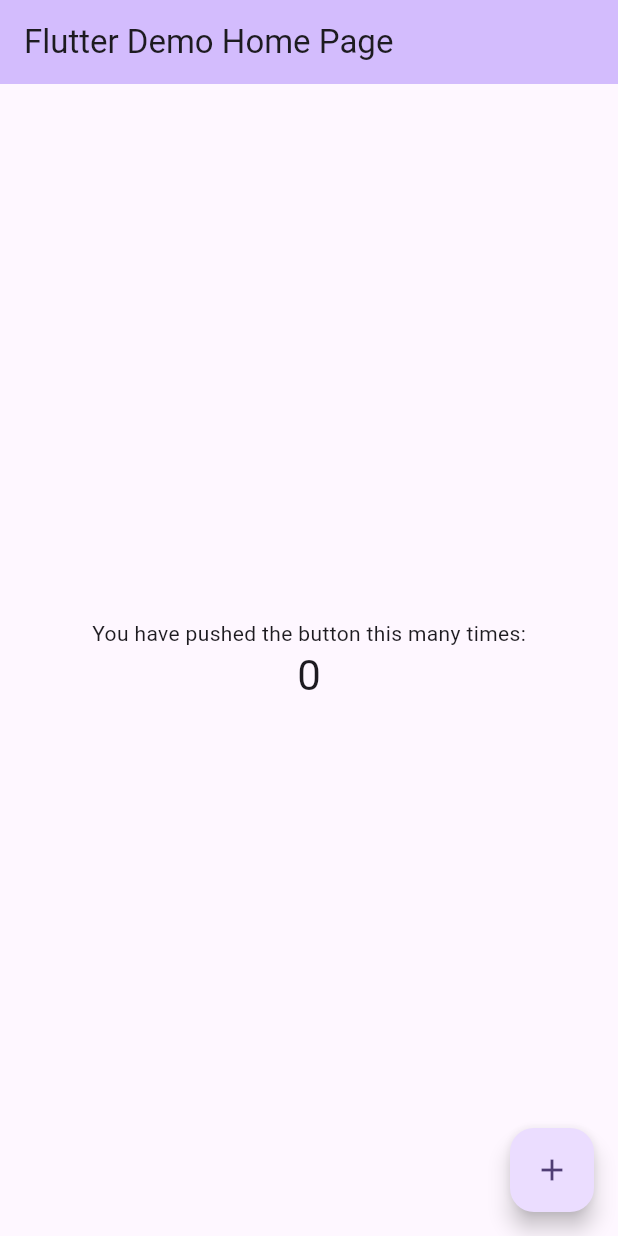
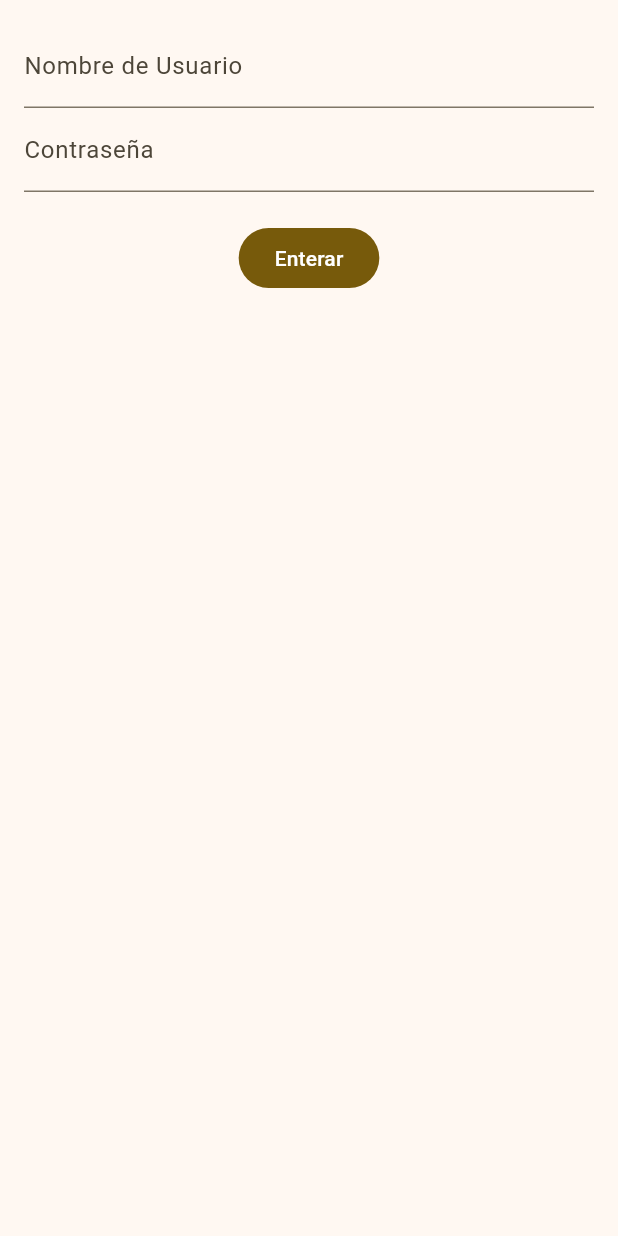
Before and after one commit to chriskwork/fsplugin, a Flutter app: the screen it shows after launch, on a phone screen of 412 x 824 dp. Run offline on Flutter 3.47's test engine with Material 3 defaults, Android fonts, the phone set to English and light mode, and no system bars; accounts and stored records are empty.

Commit message:
waaaaa so difficult

```diff
--- /dev/null
+++ b/lib/entities/trabajo.dart
@@ -0,0 +1,10 @@
+class Trabajo {
+  String descripcion = "";
+  String estado = "";
+  String tiempo = "";
+
+  Trabajo.fromJson(Map datos)
+    : descripcion = datos['descripcion'],
+      estado = datos['estado'],
+      tiempo = datos['horas'];
+}
--- /dev/null
+++ b/lib/entities/usuario.dart
@@ -0,0 +1,8 @@
+class Usuario {
+  String nombre = "";
+  String tiempoRestante = "";
+
+  Usuario.fromJson(Map datos)
+    : nombre = datos['nombre'],
+      tiempoRestante = datos['saldohoras'];
+}
--- a/lib/main.dart
+++ b/lib/main.dart
@@ -1,4 +1,7 @@
 import 'package:flutter/material.dart';
+import 'package:fsplugin/main_screen.dart';
+import 'package:fsplugin/usuario_provider.dart';
+import 'package:provider/provider.dart';
 
 void main() {
   runApp(const MyApp());
@@ -10,112 +13,52 @@ class MyApp extends StatelessWidget {
   // This widget is the root of your application.
   @override
   Widget build(BuildContext context) {
-    return MaterialApp(
-      title: 'Flutter Demo',
-      theme: ThemeData(
-        // This is the theme of your application.
-        //
-        // TRY THIS: Try running your application with "flutter run". You'll see
-        // the application has a purple toolbar. Then, without quitting the app,
-        // try changing the seedColor in the colorScheme below to Colors.green
-        // and then invoke "hot reload" (save your changes or press the "hot
-        // reload" button in a Flutter-supported IDE, or press "r" if you used
-        // the command line to start the app).
-        //
-        // Notice that the counter didn't reset back to zero; the application
-        // state is not lost during the reload. To reset the state, use hot
-        // restart instead.
-        //
-        // This works for code too, not just values: Most code changes can be
-        // tested with just a hot reload.
-        colorScheme: .fromSeed(seedColor: Colors.deepPurple),
+    return MultiProvider(
+      providers: [ChangeNotifierProvider(create: (_) => UsuarioProvider())],
+      child: MaterialApp(
+        debugShowCheckedModeBanner: false,
+        title: 'Flutter Demo',
+        theme: ThemeData(colorScheme: .fromSeed(seedColor: Colors.amber)),
+        home: HomeScreen(),
       ),
-      home: const MyHomePage(title: 'Flutter Demo Home Page'),
     );
   }
 }
 
-class MyHomePage extends StatefulWidget {
-  const MyHomePage({super.key, required this.title});
-
-  // This widget is the home page of your application. It is stateful, meaning
-  // that it has a State object (defined below) that contains fields that affect
-  // how it looks.
-
-  // This class is the configuration for the state. It holds the values (in this
-  // case the title) provided by the parent (in this case the App widget) and
-  // used by the build method of the State. Fields in a Widget subclass are
-  // always marked "final".
-
-  final String title;
-
-  @override
-  State<MyHomePage> createState() => _MyHomePageState();
-}
-
-class _MyHomePageState extends State<MyHomePage> {
-  int _counter = 0;
-
-  void _incrementCounter() {
-    setState(() {
-      // This call to setState tells the Flutter framework that something has
-      // changed in this State, which causes it to rerun the build method below
-      // so that the display can reflect the updated values. If we changed
-      // _counter without calling setState(), then the build method would not be
-      // called again, and so nothing would appear to happen.
-      _counter++;
-    });
-  }
+class HomeScreen extends StatelessWidget {
+  const HomeScreen({super.key});
 
   @override
   Widget build(BuildContext context) {
-    // This method is rerun every time setState is called, for instance as done
-    // by the _incrementCounter method above.
-    //
-    // The Flutter framework has been optimized to make rerunning build methods
-    // fast, so that you can just rebuild anything that needs updating rather
-    // than having to individually change instances of widgets.
     return Scaffold(
-      appBar: AppBar(
-        // TRY THIS: Try changing the color here to a specific color (to
-        // Colors.amber, perhaps?) and trigger a hot reload to see the AppBar
-        // change color while the other colors stay the same.
-        backgroundColor: Theme.of(context).colorScheme.inversePrimary,
-        // Here we take the value from the MyHomePage object that was created by
-        // the App.build method, and use it to set our appbar title.
-        title: Text(widget.title),
-      ),
-      body: Center(
-        // Center is a layout widget. It takes a single child and positions it
-        // in the middle of the parent.
-        child: Column(
-          // Column is also a layout widget. It takes a list of children and
-          // arranges them vertically. By default, it sizes itself to fit its
-          // children horizontally, and tries to be as tall as its parent.
-          //
-          // Column has various properties to control how it sizes itself and
-          // how it positions its children. Here we use mainAxisAlignment to
-          // center the children vertically; the main axis here is the vertical
-          // axis because Columns are vertical (the cross axis would be
-          // horizontal).
-          //
-          // TRY THIS: Invoke "debug painting" (choose the "Toggle Debug Paint"
-          // action in the IDE, or press "p" in the console), to see the
-          // wireframe for each widget.
-          mainAxisAlignment: .center,
-          children: [
-            const Text('You have pushed the button this many times:'),
-            Text(
-              '$_counter',
-              style: Theme.of(context).textTheme.headlineMedium,
+      body: SafeArea(
+        child: Padding(
+          padding: const EdgeInsets.all(16.0),
+          child: Center(
+            child: Column(
+              children: [
+                TextFormField(
+                  decoration: InputDecoration(labelText: 'Nombre de Usuario'),
+                ),
+                TextFormField(
+                  decoration: InputDecoration(labelText: 'Contraseña'),
+                ),
+
+                SizedBox(height: 20),
+
+                FilledButton(
+                  onPressed: () {
+                    Navigator.push(
+                      context,
+                      MaterialPageRoute(builder: (context) => MainScreen()),
+                    );
+                  },
+                  child: Text("Enterar"),
+                ),
+              ],
             ),
-          ],
+          ),
         ),
-      ),
-      floatingActionButton: FloatingActionButton(
-        onPressed: _incrementCounter,
-        tooltip: 'Increment',
-        child: const Icon(Icons.add),
       ),
     );
   }
--- /dev/null
+++ b/lib/usuario_provider.dart
@@ -0,0 +1,46 @@
+import 'dart:convert';
+
+import 'package:flutter/material.dart';
+import 'package:fsplugin/entities/trabajo.dart';
+import 'package:fsplugin/entities/usuario.dart';
+import 'package:http/http.dart' as http;
+
+class UsuarioProvider extends ChangeNotifier {
+  Usuario? usuario;
+  List<Trabajo>? listaTrabajos;
+  bool isLoading = false;
+  String? error;
+
+  getInfo() async {
+    isLoading = true;
+    error = null;
+    notifyListeners();
+
+    try {
+      await getUsuario();
+      await getTrabajos();
+    } catch (e) {
+      error = e.toString();
+      print('Error en getInfo: $e');
+    } finally {
+      isLoading = false;
+      notifyListeners();
+    }
+  }
+
+  getUsuario() async {
+    var url = Uri.parse(
+      'http://fsplugin.local/facturascripts/api/3/clientes/12',
+    );
+    var res = await http.get(url, headers: {'Token': 'gtflPcs1Twk52EQmVZI4'});
+
+    if (res.statusCode == 200) {
+      final registro = json.decode(res.body);
+      usuario = Usuario.fromJson(registro);
+    } else {
+      throw Exception('Error al obtener usuario: ${res.body}');
+    }
+  }
+
+  getTrabajos() async {}
+}
--- a/pubspec.yaml
+++ b/pubspec.yaml
@@ -34,6 +34,8 @@ dependencies:
   # The following adds the Cupertino Icons font to your application.
   # Use with the CupertinoIcons class for iOS style icons.
   cupertino_icons: ^1.0.8
+  provider: ^6.1.5+1
+  http: ^1.6.0
 
 dev_dependencies:
   flutter_test:
```
Also changed, not shown: lib/main_screen.dart (added, +76 -0 lines), pubspec.lock.
